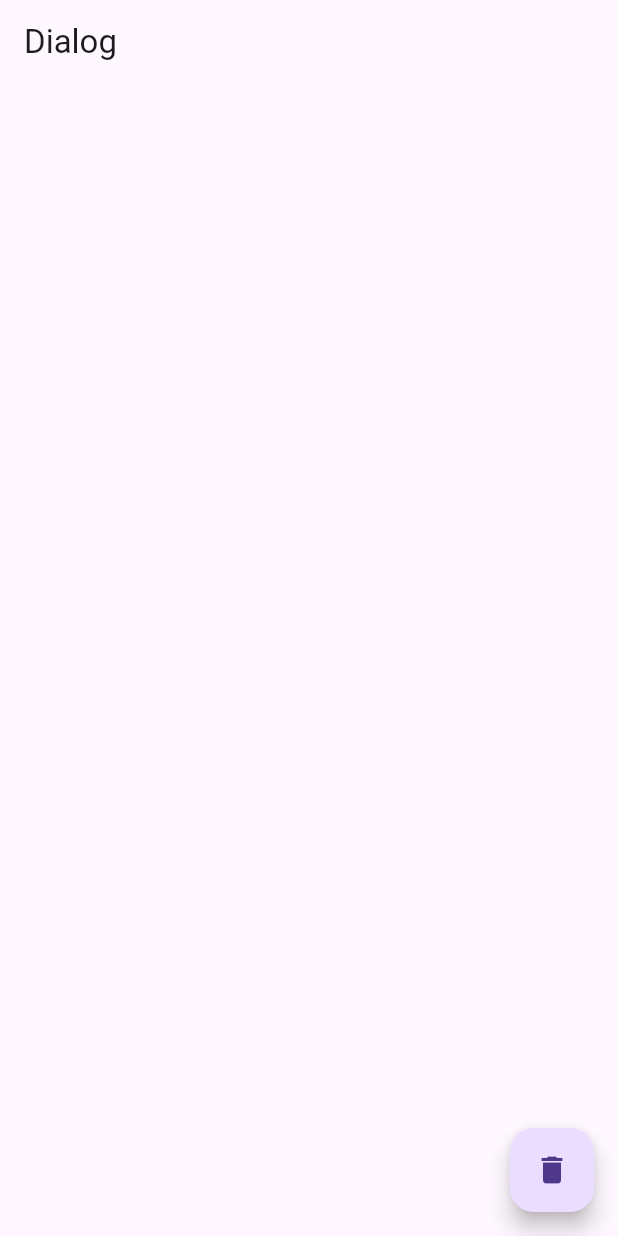
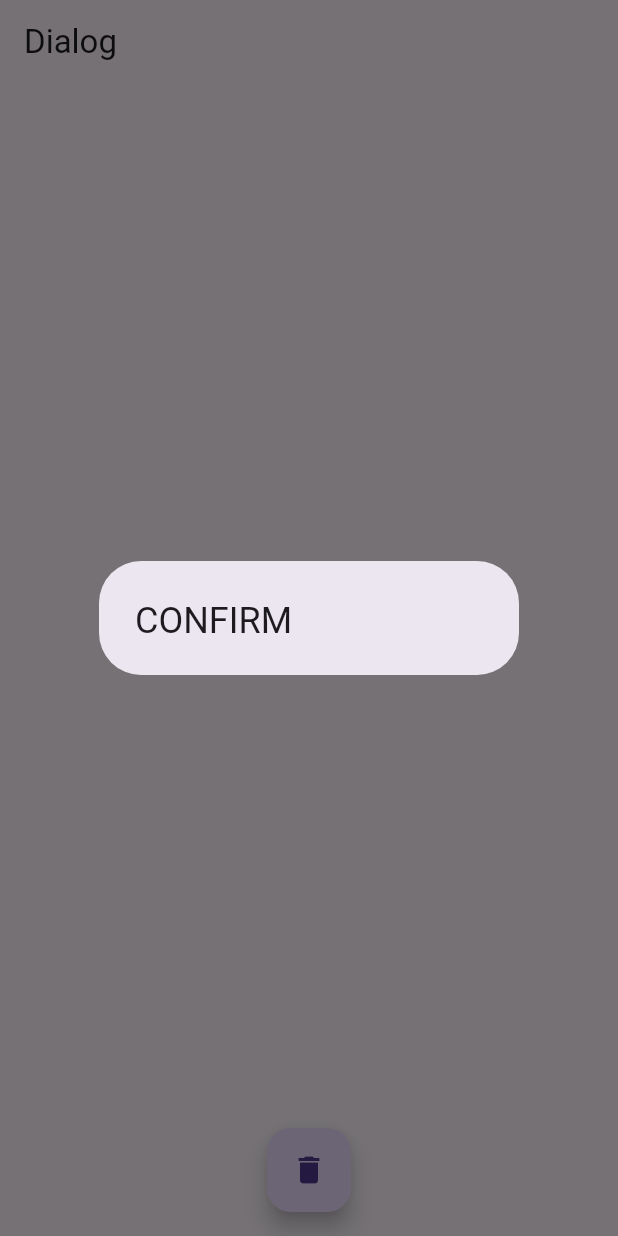
Before and after one commit to Melidasari/Pemograman_Flutter, a Flutter app: the screen it shows after launch, after a tap on the "delete" icon, on a phone screen of 412 x 824 dp. Run offline on Flutter 3.47's test engine with Material 3 defaults, Android fonts, the phone set to English and light mode, and no system bars; our stand-ins replace faker.

Commit message:
Update FLUTTER 20 Dialog

```diff
--- /dev/null
+++ b/dialog/lib/home.dart
@@ -0,0 +1,27 @@
+import 'package:flutter/material.dart';
+
+class MyHomePage extends StatelessWidget {
+  @override
+  Widget build(BuildContext context) {
+    return Scaffold(
+      appBar: AppBar(
+        title: Text("Dialog"),
+      ),
+      floatingActionButton: FloatingActionButton(
+        onPressed: () {
+          print("Telah diklik");
+          showDialog(
+            context: context,
+            builder: (context) {
+              return AlertDialog(
+                title: Text("CONFIRM"),
+              );
+            },
+          );
+        },
+        child: Icon(Icons.delete),
+      ),
+      floatingActionButtonLocation: FloatingActionButtonLocation.centerFloat,
+    );
+  }
+}
--- a/dialog/lib/main.dart
+++ b/dialog/lib/main.dart
@@ -1,4 +1,5 @@
 import 'package:flutter/material.dart';
+import './home.dart';
 
 void main() {
   runApp(MyApp());
@@ -8,15 +9,8 @@ class MyApp extends StatelessWidget {
   @override
   Widget build(BuildContext context) {
     return MaterialApp(
-      home: Scaffold(
-        appBar: AppBar(
-          title: Text("Dialog"),
-        ),
-        floatingActionButton: FloatingActionButton(
-          onPressed: () {},
-          child: Icon(Icons.delete),
-        ),
-      ),
+      debugShowCheckedModeBanner: false,
+      home: MyHomePage(),
     );
   }
 }
```
